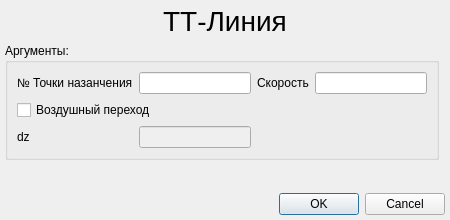
This is KAMEditor/gui/commands/ttlinedialog.ui in Xtail96/SML as Qt 5 draws it before an edit. The edited form follows.
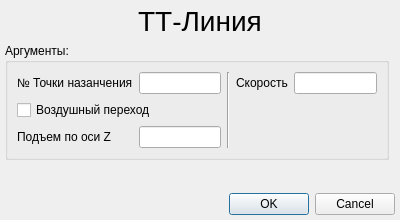
This is the edited form.

Commit message: Рефакторинг формы ТТ-Линии

```diff
--- a/KAMEditor/gui/commands/ttlinedialog.ui
+++ b/KAMEditor/gui/commands/ttlinedialog.ui
@@ -6,10 +6,16 @@
    <rect>
     <x>0</x>
     <y>0</y>
-    <width>450</width>
+    <width>400</width>
     <height>220</height>
    </rect>
   </property>
+  <property name="maximumSize">
+   <size>
+    <width>400</width>
+    <height>220</height>
+   </size>
+  </property>
   <property name="windowTitle">
    <string>ТТ-Линия</string>
   </property>
@@ -60,30 +66,46 @@
       <string>Аргументы:</string>
      </property>
      <layout class="QGridLayout" name="gridLayout">
-      <item row="3" column="0">
-       <widget class="QLabel" name="dzLabel">
+      <item row="1" column="0">
+       <widget class="QLabel" name="destinationPointLabel">
         <property name="text">
-         <string>dz</string>
+         <string>№ Точки назанчения</string>
         </property>
        </widget>
       </item>
       <item row="1" column="1">
        <widget class="QLineEdit" name="destinationPointLineEdit"/>
       </item>
-      <item row="1" column="2">
+      <item row="1" column="3">
        <widget class="QLabel" name="velocityLabel">
         <property name="text">
          <string>Скорость</string>
         </property>
        </widget>
       </item>
+      <item row="3" column="0">
+       <widget class="QLabel" name="dzLabel">
+        <property name="layoutDirection">
+         <enum>Qt::LeftToRight</enum>
+        </property>
+        <property name="text">
+         <string>Подъем по оси Z</string>
+        </property>
+        <property name="alignment">
+         <set>Qt::AlignLeading|Qt::AlignLeft|Qt::AlignVCenter</set>
+        </property>
+       </widget>
+      </item>
       <item row="3" column="1">
        <widget class="QLineEdit" name="dzLineEdit">
         <property name="enabled">
-         <bool>false</bool>
+         <bool>true</bool>
         </property>
        </widget>
       </item>
+      <item row="1" column="4">
+       <widget class="QLineEdit" name="velocityLineEdit"/>
+      </item>
       <item row="2" column="0" colspan="2">
        <widget class="QCheckBox" name="airPassageCheckBox">
         <property name="text">
@@ -91,16 +113,13 @@
         </property>
        </widget>
       </item>
-      <item row="1" column="0">
-       <widget class="QLabel" name="destinationPointLabel">
-        <property name="text">
-         <string>№ Точки назанчения</string>
+      <item row="1" column="2" rowspan="3">
+       <widget class="Line" name="line">
+        <property name="orientation">
+         <enum>Qt::Vertical</enum>
         </property>
        </widget>
       </item>
-      <item row="1" column="3">
-       <widget class="QLineEdit" name="velocityLineEdit"/>
-      </item>
      </layout>
     </widget>
    </item>
@@ -130,6 +149,9 @@
      <property name="orientation">
       <enum>Qt::Vertical</enum>
      </property>
+     <property name="sizeType">
+      <enum>QSizePolicy::Preferred</enum>
+     </property>
      <property name="sizeHint" stdset="0">
       <size>
        <width>20</width>
```
The commit also changes 1 other file.
